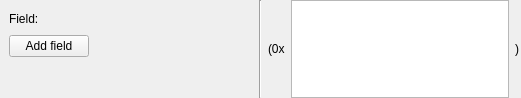
This is src/app/comms_champion/src/ui/ArrayListFieldWidget.ui in commschamp/comms_champion as Qt 5 draws it before an edit. The edited form follows.
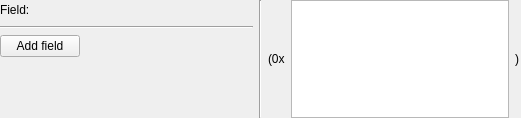
This is the edited form. Icons and pictures are not drawn.

Commit message: Next stage in implementing UI support for ArrayList.

The edit to the form file:
```diff
--- a/src/app/comms_champion/src/ui/ArrayListFieldWidget.ui
+++ b/src/app/comms_champion/src/ui/ArrayListFieldWidget.ui
@@ -7,7 +7,7 @@
     <x>0</x>
     <y>0</y>
     <width>521</width>
-    <height>98</height>
+    <height>118</height>
    </rect>
   </property>
   <property name="windowTitle">
@@ -29,8 +29,26 @@
    <item>
     <widget class="QWidget" name="m_valueWidget" native="true">
      <layout class="QVBoxLayout" name="verticalLayout">
+      <property name="spacing">
+       <number>6</number>
+      </property>
+      <property name="leftMargin">
+       <number>0</number>
+      </property>
+      <property name="topMargin">
+       <number>0</number>
+      </property>
+      <property name="rightMargin">
+       <number>0</number>
+      </property>
+      <property name="bottomMargin">
+       <number>0</number>
+      </property>
       <item>
        <layout class="QHBoxLayout" name="horizontalLayout">
+        <property name="spacing">
+         <number>0</number>
+        </property>
         <item>
          <widget class="QLabel" name="m_nameLabel">
           <property name="text">
@@ -54,10 +72,24 @@
        </layout>
       </item>
       <item>
-       <layout class="QVBoxLayout" name="m_membersLayout"/>
+       <layout class="QVBoxLayout" name="m_membersLayout">
+        <property name="spacing">
+         <number>0</number>
+        </property>
+       </layout>
+      </item>
+      <item>
+       <widget class="Line" name="m_addSepLine">
+        <property name="orientation">
+         <enum>Qt::Horizontal</enum>
+        </property>
+       </widget>
       </item>
       <item>
        <layout class="QHBoxLayout" name="horizontalLayout_4">
+        <property name="spacing">
+         <number>0</number>
+        </property>
         <item>
          <widget class="QPushButton" name="m_addFieldPushButton">
           <property name="text">
```
The commit also changes 8 other files.
